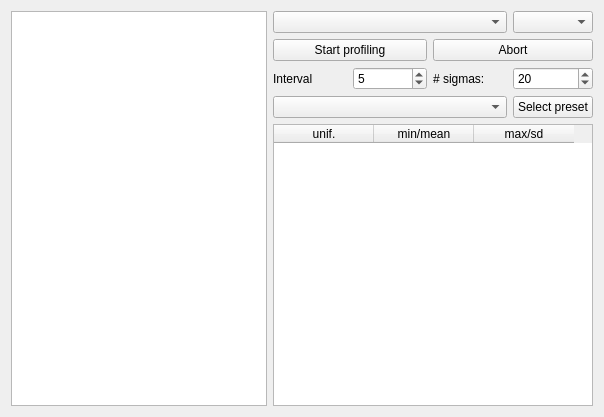
CompEphys-team/rtdo, file src/gui/samplingprofiledialog.ui: the form before one commit.
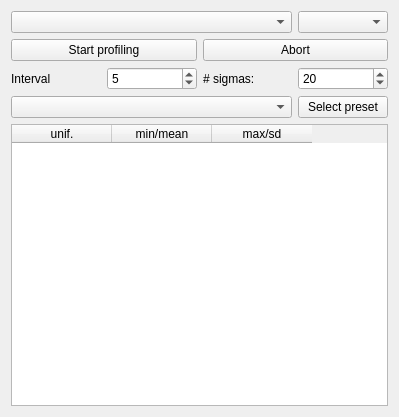
The form after the commit.

Commit message: Removed logs in worker dialogs, pointed abort calls to session

```diff
--- a/src/gui/samplingprofiledialog.ui
+++ b/src/gui/samplingprofiledialog.ui
@@ -6,7 +6,7 @@
    <rect>
     <x>0</x>
     <y>0</y>
-    <width>604</width>
+    <width>399</width>
     <height>417</height>
    </rect>
   </property>
@@ -14,38 +14,7 @@
    <string>Sampling profiler</string>
   </property>
   <layout class="QGridLayout" name="gridLayout">
-   <item row="0" column="0" rowspan="5">
-    <widget class="QListWidget" name="log">
-     <property name="sizePolicy">
-      <sizepolicy hsizetype="Minimum" vsizetype="Expanding">
-       <horstretch>0</horstretch>
-       <verstretch>0</verstretch>
-      </sizepolicy>
-     </property>
-    </widget>
-   </item>
-   <item row="1" column="1" colspan="2">
-    <widget class="QPushButton" name="btnStart">
-     <property name="text">
-      <string>Start profiling</string>
-     </property>
-    </widget>
-   </item>
-   <item row="1" column="3" colspan="2">
-    <widget class="QPushButton" name="btnAbort">
-     <property name="text">
-      <string>Abort</string>
-     </property>
-    </widget>
-   </item>
    <item row="2" column="1">
-    <widget class="QLabel" name="label">
-     <property name="text">
-      <string>Interval</string>
-     </property>
-    </widget>
-   </item>
-   <item row="2" column="2">
     <widget class="QSpinBox" name="interval">
      <property name="maximum">
       <number>99999999</number>
@@ -58,14 +27,14 @@
      </property>
     </widget>
    </item>
-   <item row="2" column="3">
+   <item row="2" column="2">
     <widget class="QLabel" name="label_2">
      <property name="text">
       <string># sigmas:</string>
      </property>
     </widget>
    </item>
-   <item row="2" column="4">
+   <item row="2" column="3">
     <widget class="QSpinBox" name="presetSig">
      <property name="maximum">
       <number>99999999</number>
@@ -78,24 +47,10 @@
      </property>
     </widget>
    </item>
-   <item row="3" column="1" colspan="3">
-    <widget class="QComboBox" name="preset">
-     <property name="maximumSize">
-      <size>
-       <width>500</width>
-       <height>16777215</height>
-      </size>
-     </property>
-    </widget>
+   <item row="0" column="3">
+    <widget class="QComboBox" name="target"/>
    </item>
-   <item row="3" column="4">
-    <widget class="QPushButton" name="btnPreset">
-     <property name="text">
-      <string>Select preset</string>
-     </property>
-    </widget>
-   </item>
-   <item row="4" column="1" colspan="4">
+   <item row="4" column="0" colspan="4">
     <widget class="QTableWidget" name="table">
      <attribute name="verticalHeaderDefaultSectionSize">
       <number>25</number>
@@ -117,11 +72,46 @@
      </column>
     </widget>
    </item>
-   <item row="0" column="1" colspan="3">
+   <item row="1" column="0" colspan="2">
+    <widget class="QPushButton" name="btnStart">
+     <property name="text">
+      <string>Start profiling</string>
+     </property>
+    </widget>
+   </item>
+   <item row="3" column="0" colspan="3">
+    <widget class="QComboBox" name="preset">
+     <property name="maximumSize">
+      <size>
+       <width>500</width>
+       <height>16777215</height>
+      </size>
+     </property>
+    </widget>
+   </item>
+   <item row="0" column="0" colspan="3">
     <widget class="QComboBox" name="cbSelection"/>
    </item>
-   <item row="0" column="4">
-    <widget class="QComboBox" name="target"/>
+   <item row="3" column="3">
+    <widget class="QPushButton" name="btnPreset">
+     <property name="text">
+      <string>Select preset</string>
+     </property>
+    </widget>
+   </item>
+   <item row="1" column="2" colspan="2">
+    <widget class="QPushButton" name="btnAbort">
+     <property name="text">
+      <string>Abort</string>
+     </property>
+    </widget>
+   </item>
+   <item row="2" column="0">
+    <widget class="QLabel" name="label">
+     <property name="text">
+      <string>Interval</string>
+     </property>
+    </widget>
    </item>
   </layout>
  </widget>
```
The commit also changes 9 other files.
